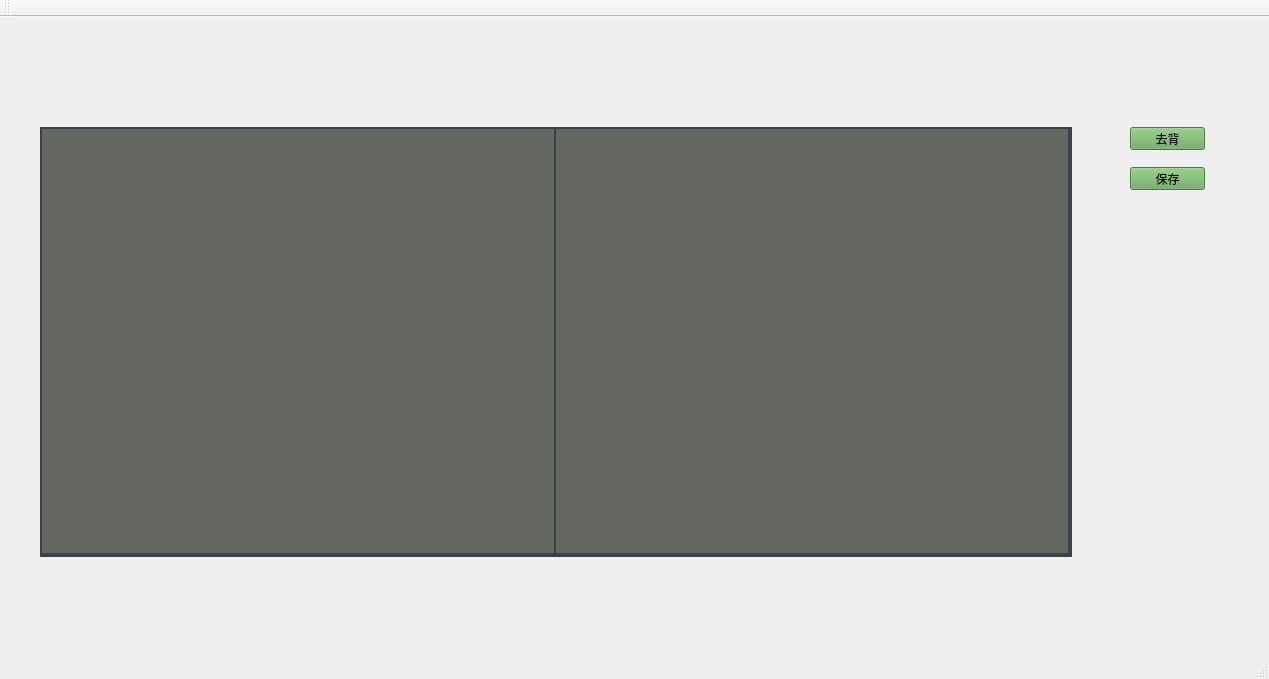
First picture: the form in nWindows/mainwindow.ui, repository zhaomengxiao/nWindows, before the edit.
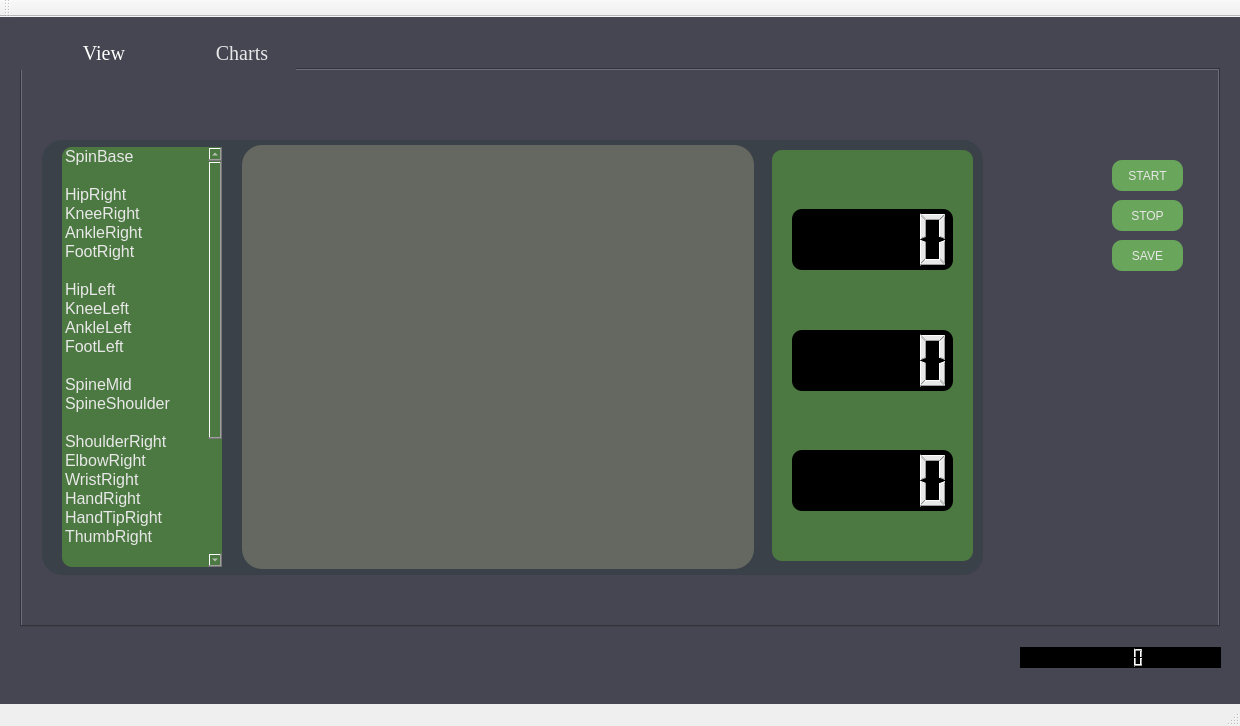
Second picture: the form after the edit. The open tabs and pages were chosen to show the change.

Commit message: 更新UI 实时显示LCD角度数字 TODO: 动态chart图

```diff
--- a/nWindows/mainwindow.ui
+++ b/nWindows/mainwindow.ui
@@ -6,90 +6,513 @@
    <rect>
     <x>0</x>
     <y>0</y>
-    <width>1269</width>
-    <height>679</height>
+    <width>1240</width>
+    <height>726</height>
    </rect>
   </property>
   <property name="windowTitle">
    <string>MainWindow</string>
   </property>
   <widget class="QWidget" name="centralWidget">
-   <widget class="QPushButton" name="pushButton">
+   <property name="styleSheet">
+    <string notr="true">background-color:#464652;color:#E8E8E8</string>
+   </property>
+   <widget class="QTabWidget" name="tabWidget">
     <property name="geometry">
      <rect>
-      <x>1130</x>
-      <y>110</y>
-      <width>75</width>
-      <height>23</height>
+      <x>20</x>
+      <y>20</y>
+      <width>1200</width>
+      <height>590</height>
      </rect>
     </property>
     <property name="styleSheet">
-     <string notr="true">background-color: rgb(105, 165, 90);</string>
+     <string notr="true">QTabBar::tab{
+             border-top-left-radius: 4px;
+             border-top-right-radius: 4px;
+             min-width:100px; min-height:25px;
+             font:20px Times New Roman;
+             padding:4px;
+             }
+QTabBar::tab:!selected { margin-top: 0px; margin-left: 30;}
+QTabBar::tab:selected {color: white}
+QTabBar::tab:hover:!selected {color: rgb(0, 170, 127); }
+
+QTabBar::tab:selected {margin-left: 30;}
+
+
+</string>
     </property>
-    <property name="text">
-     <string>去背</string>
+    <property name="currentIndex">
+     <number>1</number>
     </property>
+    <widget class="QWidget" name="tab">
+     <attribute name="title">
+      <string>View</string>
+     </attribute>
+     <widget class="QWidget" name="widget_2" native="true">
+      <property name="geometry">
+       <rect>
+        <x>20</x>
+        <y>70</y>
+        <width>941</width>
+        <height>435</height>
+       </rect>
+      </property>
+      <property name="styleSheet">
+       <string notr="true">background-color: rgb(59, 65, 72);
+border-radius: 20px</string>
+      </property>
+      <widget class="QLabel" name="colorwindow">
+       <property name="geometry">
+        <rect>
+         <x>200</x>
+         <y>5</y>
+         <width>512</width>
+         <height>424</height>
+        </rect>
+       </property>
+       <property name="styleSheet">
+        <string notr="true">background-color: rgb(100, 104, 97);</string>
+       </property>
+       <property name="text">
+        <string/>
+       </property>
+      </widget>
+      <widget class="QWidget" name="LCDwidget" native="true">
+       <property name="geometry">
+        <rect>
+         <x>730</x>
+         <y>10</y>
+         <width>201</width>
+         <height>411</height>
+        </rect>
+       </property>
+       <property name="styleSheet">
+        <string notr="true">QWidget{border-radius: 10px}
+
+QWidget::!hover{
+background-color: rgb(76, 120, 65)}
+
+QWidget::hover{
+background-color: rgb(76, 120, 65)}</string>
+       </property>
+       <widget class="QLCDNumber" name="lcdNumber_y">
+        <property name="geometry">
+         <rect>
+          <x>20</x>
+          <y>180</y>
+          <width>161</width>
+          <height>61</height>
+         </rect>
+        </property>
+        <property name="styleSheet">
+         <string notr="true">background-color: rgb(0, 0, 0);</string>
+        </property>
+       </widget>
+       <widget class="QLCDNumber" name="lcdNumber_x">
+        <property name="geometry">
+         <rect>
+          <x>20</x>
+          <y>59</y>
+          <width>161</width>
+          <height>61</height>
+         </rect>
+        </property>
+        <property name="styleSheet">
+         <string notr="true">background-color: rgb(0, 0, 0);</string>
+        </property>
+       </widget>
+       <widget class="QLCDNumber" name="lcdNumber_z">
+        <property name="geometry">
+         <rect>
+          <x>20</x>
+          <y>300</y>
+          <width>161</width>
+          <height>61</height>
+         </rect>
+        </property>
+        <property name="styleSheet">
+         <string notr="true">background-color: rgb(0, 0, 0);</string>
+        </property>
+       </widget>
+      </widget>
+      <widget class="QListWidget" name="listWidget_alljoint">
+       <property name="geometry">
+        <rect>
+         <x>20</x>
+         <y>7</y>
+         <width>160</width>
+         <height>420</height>
+        </rect>
+       </property>
+       <property name="font">
+        <font>
+         <pointsize>12</pointsize>
+        </font>
+       </property>
+       <property name="styleSheet">
+        <string notr="true">background-color: rgb(76, 120, 65);
+border-radius:10px;</string>
+       </property>
+       <item>
+        <property name="text">
+         <string>SpinBase</string>
+        </property>
+       </item>
+       <item>
+        <property name="text">
+         <string/>
+        </property>
+       </item>
+       <item>
+        <property name="text">
+         <string>HipRight</string>
+        </property>
+       </item>
+       <item>
+        <property name="text">
+         <string>KneeRight</string>
+        </property>
+       </item>
+       <item>
+        <property name="text">
+         <string>AnkleRight</string>
+        </property>
+       </item>
+       <item>
+        <property name="text">
+         <string>FootRight</string>
+        </property>
+       </item>
+       <item>
+        <property name="text">
+         <string/>
+        </property>
+       </item>
+       <item>
+        <property name="text">
+         <string>HipLeft</string>
+        </property>
+       </item>
+       <item>
+        <property name="text">
+         <string>KneeLeft</string>
+        </property>
+       </item>
+       <item>
+        <property name="text">
+         <string>AnkleLeft</string>
+        </property>
+       </item>
+       <item>
+        <property name="text">
+         <string>FootLeft</string>
+        </property>
+       </item>
+       <item>
+        <property name="text">
+         <string/>
+        </property>
+       </item>
+       <item>
+        <property name="text">
+         <string>SpineMid</string>
+        </property>
+       </item>
+       <item>
+        <property name="text">
+         <string>SpineShoulder</string>
+        </property>
+       </item>
+       <item>
+        <property name="text">
+         <string/>
+        </property>
+       </item>
+       <item>
+        <property name="text">
+         <string>ShoulderRight</string>
+        </property>
+       </item>
+       <item>
+        <property name="text">
+         <string>ElbowRight</string>
+        </property>
+       </item>
+       <item>
+        <property name="text">
+         <string>WristRight</string>
+        </property>
+       </item>
+       <item>
+        <property name="text">
+         <string>HandRight</string>
+        </property>
+       </item>
+       <item>
+        <property name="text">
+         <string>HandTipRight</string>
+        </property>
+       </item>
+       <item>
+        <property name="text">
+         <string>ThumbRight</string>
+        </property>
+       </item>
+       <item>
+        <property name="text">
+         <string/>
+        </property>
+       </item>
+       <item>
+        <property name="text">
+         <string>ShoulderLeft</string>
+        </property>
+       </item>
+       <item>
+        <property name="text">
+         <string>ElbowLeft</string>
+        </property>
+       </item>
+       <item>
+        <property name="text">
+         <string>WristLetf</string>
+        </property>
+       </item>
+       <item>
+        <property name="text">
+         <string>HandLeft</string>
+        </property>
+       </item>
+       <item>
+        <property name="text">
+         <string>HandTipLeft</string>
+        </property>
+       </item>
+       <item>
+        <property name="text">
+         <string>ThumbLeft</string>
+        </property>
+       </item>
+       <item>
+        <property name="text">
+         <string/>
+        </property>
+       </item>
+       <item>
+        <property name="text">
+         <string>Neck</string>
+        </property>
+       </item>
+       <item>
+        <property name="text">
+         <string>Head</string>
+        </property>
+       </item>
+      </widget>
+     </widget>
+     <widget class="QPushButton" name="pushButton">
+      <property name="geometry">
+       <rect>
+        <x>1090</x>
+        <y>90</y>
+        <width>71</width>
+        <height>31</height>
+       </rect>
+      </property>
+      <property name="styleSheet">
+       <string notr="true">QPushButton{border-radius: 10px}
+
+QPushButton::!hover{
+background-color: rgb(105, 165, 90)}
+
+QPushButton::hover{
+background-color: rgb(76, 120, 65)}
+</string>
+      </property>
+      <property name="text">
+       <string>START</string>
+      </property>
+     </widget>
+     <widget class="QPushButton" name="saveImageButton">
+      <property name="geometry">
+       <rect>
+        <x>1090</x>
+        <y>170</y>
+        <width>71</width>
+        <height>31</height>
+       </rect>
+      </property>
+      <property name="styleSheet">
+       <string notr="true">QPushButton{border-radius: 10px}
+
+QPushButton::!hover{
+background-color: rgb(105, 165, 90)}
+
+QPushButton::hover{
+background-color: rgb(76, 120, 65)}</string>
+      </property>
+      <property name="text">
+       <string>SAVE</string>
+      </property>
+     </widget>
+     <widget class="QPushButton" name="saveImageButton_2">
+      <property name="geometry">
+       <rect>
+        <x>1090</x>
+        <y>130</y>
+        <width>71</width>
+        <height>31</height>
+       </rect>
+      </property>
+      <property name="styleSheet">
+       <string notr="true">QPushButton{border-radius: 10px}
+
+QPushButton::!hover{
+background-color: rgb(105, 165, 90)}
+
+QPushButton::hover{
+background-color: rgb(76, 120, 65)}</string>
+      </property>
+      <property name="text">
+       <string>STOP</string>
+      </property>
+     </widget>
+    </widget>
+    <widget class="QWidget" name="tab_2">
+     <attribute name="title">
+      <string>Charts</string>
+     </attribute>
+     <widget class="QPushButton" name="pushButton_realtimedata">
+      <property name="geometry">
+       <rect>
+        <x>1090</x>
+        <y>70</y>
+        <width>70</width>
+        <height>30</height>
+       </rect>
+      </property>
+      <property name="styleSheet">
+       <string notr="true">QPushButton{border-radius: 10px}
+
+QPushButton::!hover{
+background-color: rgb(105, 165, 90)}
+
+QPushButton::hover{
+background-color: rgb(76, 120, 65)}
+</string>
+      </property>
+      <property name="text">
+       <string>RealTime</string>
+      </property>
+     </widget>
+     <widget class="QPushButton" name="pushButton_openrecord">
+      <property name="geometry">
+       <rect>
+        <x>1090</x>
+        <y>110</y>
+        <width>70</width>
+        <height>30</height>
+       </rect>
+      </property>
+      <property name="styleSheet">
+       <string notr="true">QPushButton{border-radius: 10px}
+
+QPushButton::!hover{
+background-color: rgb(105, 165, 90)}
+
+QPushButton::hover{
+background-color: rgb(76, 120, 65)}
+</string>
+      </property>
+      <property name="text">
+       <string>OpenRecord</string>
+      </property>
+     </widget>
+     <widget class="QScrollArea" name="chartscrollArea">
+      <property name="geometry">
+       <rect>
+        <x>150</x>
+        <y>30</y>
+        <width>750</width>
+        <height>141</height>
+       </rect>
+      </property>
+      <property name="widgetResizable">
+       <bool>true</bool>
+      </property>
+      <widget class="QWidget" name="scrollAreaWidgetContents">
+       <property name="geometry">
+        <rect>
+         <x>0</x>
+         <y>0</y>
+         <width>748</width>
+         <height>139</height>
+        </rect>
+       </property>
+      </widget>
+     </widget>
+     <widget class="QScrollArea" name="chartscrollArea_2">
+      <property name="geometry">
+       <rect>
+        <x>150</x>
+        <y>190</y>
+        <width>750</width>
+        <height>141</height>
+       </rect>
+      </property>
+      <property name="widgetResizable">
+       <bool>true</bool>
+      </property>
+      <widget class="QWidget" name="scrollAreaWidgetContents_2">
+       <property name="geometry">
+        <rect>
+         <x>0</x>
+         <y>0</y>
+         <width>748</width>
+         <height>139</height>
+        </rect>
+       </property>
+      </widget>
+     </widget>
+     <widget class="QScrollArea" name="chartscrollArea_3">
+      <property name="geometry">
+       <rect>
+        <x>150</x>
+        <y>360</y>
+        <width>750</width>
+        <height>141</height>
+       </rect>
+      </property>
+      <property name="widgetResizable">
+       <bool>true</bool>
+      </property>
+      <widget class="QWidget" name="scrollAreaWidgetContents_3">
+       <property name="geometry">
+        <rect>
+         <x>0</x>
+         <y>0</y>
+         <width>748</width>
+         <height>139</height>
+        </rect>
+       </property>
+      </widget>
+     </widget>
+    </widget>
    </widget>
-   <widget class="QPushButton" name="saveImageButton">
+   <widget class="QLCDNumber" name="lcdNumber_date">
     <property name="geometry">
      <rect>
-      <x>1130</x>
-      <y>150</y>
-      <width>75</width>
-      <height>23</height>
+      <x>1020</x>
+      <y>630</y>
+      <width>201</width>
+      <height>21</height>
      </rect>
     </property>
     <property name="styleSheet">
-     <string notr="true">background-color: rgb(105, 165, 90);</string>
+     <string notr="true">background-color: rgb(0, 0, 0);</string>
     </property>
-    <property name="text">
-     <string>保存</string>
-    </property>
-   </widget>
-   <widget class="QWidget" name="widget_2" native="true">
-    <property name="geometry">
-     <rect>
-      <x>40</x>
-      <y>110</y>
-      <width>1032</width>
-      <height>430</height>
-     </rect>
-    </property>
-    <property name="styleSheet">
-     <string notr="true">background-color: rgb(59, 65, 72);</string>
-    </property>
-    <widget class="QLabel" name="depthwindow">
-     <property name="geometry">
-      <rect>
-       <x>2</x>
-       <y>2</y>
-       <width>512</width>
-       <height>424</height>
-      </rect>
-     </property>
-     <property name="styleSheet">
-      <string notr="true">background-color: rgb(100, 104, 97);</string>
-     </property>
-     <property name="text">
-      <string/>
-     </property>
-    </widget>
-    <widget class="QLabel" name="colorwindow">
-     <property name="geometry">
-      <rect>
-       <x>516</x>
-       <y>2</y>
-       <width>512</width>
-       <height>424</height>
-      </rect>
-     </property>
-     <property name="styleSheet">
-      <string notr="true">background-color: rgb(100, 104, 97);</string>
-     </property>
-     <property name="text">
-      <string/>
-     </property>
-    </widget>
    </widget>
   </widget>
   <widget class="QMenuBar" name="menuBar">
```
Left out of the diff: 5 changed lines with no effect on the pictures. The commit also changes 12 other files.
